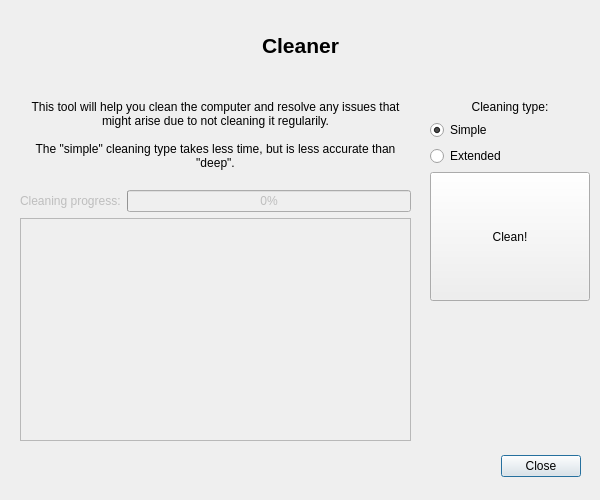
This is ui/cleaning_dialog.ui in Atrate/qSchoolHelper as Qt 5 draws it before an edit. The edited form follows.
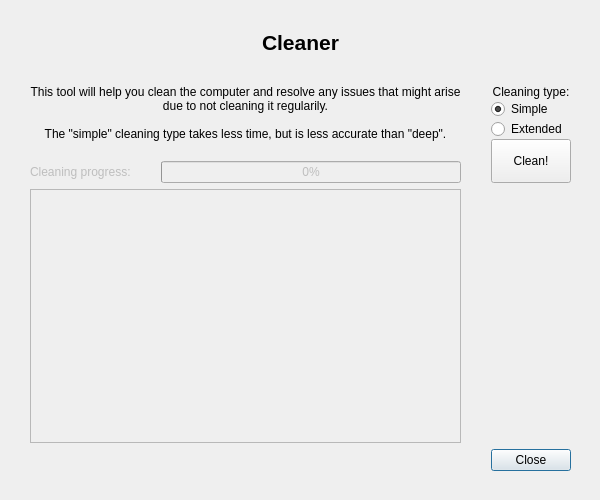
This is the edited form. Icons and pictures are not drawn.

Commit message: Put UI elements into top-level grid layouts

```diff
--- a/ui/cleaning_dialog.ui
+++ b/ui/cleaning_dialog.ui
@@ -34,15 +34,76 @@
   <property name="modal">
    <bool>true</bool>
   </property>
+  <widget class="QWidget" name="gridLayoutWidget">
+   <property name="geometry">
+    <rect>
+     <x>0</x>
+     <y>0</y>
+     <width>601</width>
+     <height>501</height>
+    </rect>
+   </property>
+   <layout class="QGridLayout" name="gridLayout">
+    <property name="leftMargin">
+     <number>30</number>
+    </property>
+    <property name="topMargin">
+     <number>30</number>
+    </property>
+    <property name="rightMargin">
+     <number>30</number>
+    </property>
+    <property name="bottomMargin">
+     <number>30</number>
+    </property>
+    <property name="horizontalSpacing">
+     <number>30</number>
+    </property>
+    <item row="3" column="0" colspan="2">
+     <widget class="QTextBrowser" name="cleaning_log">
+      <property name="enabled">
+       <bool>false</bool>
+      </property>
+     </widget>
+    </item>
+    <item row="2" column="1">
+     <widget class="QProgressBar" name="progress_bar">
+      <property name="enabled">
+       <bool>false</bool>
+      </property>
+      <property name="value">
+       <number>0</number>
+      </property>
+     </widget>
+    </item>
+    <item row="2" column="0">
+     <widget class="QLabel" name="cleaning_progress_label">
+      <property name="enabled">
+       <bool>false</bool>
+      </property>
+      <property name="text">
+       <string>Cleaning progress:</string>
+      </property>
+     </widget>
+    </item>
+    <item row="1" column="0" colspan="2">
+     <widget class="QLabel" name="description_label">
+      <property name="text">
+       <string>This tool will help you clean the computer and resolve any issues that might arise due to not cleaning it regularily. 
+
+The &quot;simple&quot; cleaning type takes less time, but is less accurate than &quot;deep&quot;. 
+</string>
+      </property>
+      <property name="alignment">
+       <set>Qt::AlignCenter</set>
+      </property>
+      <property name="wordWrap">
+       <bool>true</bool>
+      </property>
+     </widget>
+    </item>
+    <item row="4" column="0" colspan="3">
   <widget class="QDialogButtonBox" name="button_box">
-   <property name="geometry">
-    <rect>
-     <x>480</x>
-     <y>450</y>
-     <width>101</width>
-     <height>32</height>
-    </rect>
-   </property>
    <property name="orientation">
     <enum>Qt::Horizontal</enum>
    </property>
@@ -50,15 +111,9 @@
     <set>QDialogButtonBox::Close</set>
    </property>
   </widget>
+    </item>
+    <item row="0" column="0" colspan="3">
   <widget class="QLabel" name="label">
-   <property name="geometry">
-    <rect>
-     <x>20</x>
-     <y>10</y>
-     <width>561</width>
-     <height>71</height>
-    </rect>
-   </property>
    <property name="font">
     <font>
      <pointsize>16</pointsize>
@@ -68,21 +123,15 @@
     </font>
    </property>
    <property name="text">
-    <string>Cleaner</string>
+       <string>Cleaner
+</string>
    </property>
    <property name="alignment">
     <set>Qt::AlignCenter</set>
    </property>
   </widget>
-  <widget class="QWidget" name="verticalLayoutWidget">
-   <property name="geometry">
-    <rect>
-     <x>430</x>
-     <y>100</y>
-     <width>160</width>
-     <height>201</height>
-    </rect>
-   </property>
+    </item>
+    <item row="1" column="2" rowspan="2">
    <layout class="QVBoxLayout" name="verticalLayout">
     <item>
      <widget class="QLabel" name="cleaning_type_label">
@@ -146,59 +195,6 @@
      </widget>
     </item>
    </layout>
-  </widget>
-  <widget class="QWidget" name="gridLayoutWidget">
-   <property name="geometry">
-    <rect>
-     <x>20</x>
-     <y>100</y>
-     <width>391</width>
-     <height>341</height>
-    </rect>
-   </property>
-   <layout class="QGridLayout" name="gridLayout">
-    <item row="1" column="0">
-     <widget class="QLabel" name="cleaning_progress_label">
-      <property name="enabled">
-       <bool>false</bool>
-      </property>
-      <property name="text">
-       <string>Cleaning progress:</string>
-      </property>
-     </widget>
-    </item>
-    <item row="1" column="1">
-     <widget class="QProgressBar" name="progress_bar">
-      <property name="enabled">
-       <bool>false</bool>
-      </property>
-      <property name="value">
-       <number>0</number>
-      </property>
-     </widget>
-    </item>
-    <item row="2" column="0" colspan="2">
-     <widget class="QTextBrowser" name="cleaning_log">
-      <property name="enabled">
-       <bool>false</bool>
-      </property>
-     </widget>
-    </item>
-    <item row="0" column="0" colspan="2">
-     <widget class="QLabel" name="description_label">
-      <property name="text">
-       <string>This tool will help you clean the computer and resolve any issues that might arise due to not cleaning it regularily. 
-
-The &quot;simple&quot; cleaning type takes less time, but is less accurate than &quot;deep&quot;. 
-</string>
-      </property>
-      <property name="alignment">
-       <set>Qt::AlignCenter</set>
-      </property>
-      <property name="wordWrap">
-       <bool>true</bool>
-      </property>
-     </widget>
     </item>
    </layout>
   </widget>
```
Lines whose indentation alone changed are shown as unchanged. The commit also changes 4 other files.
